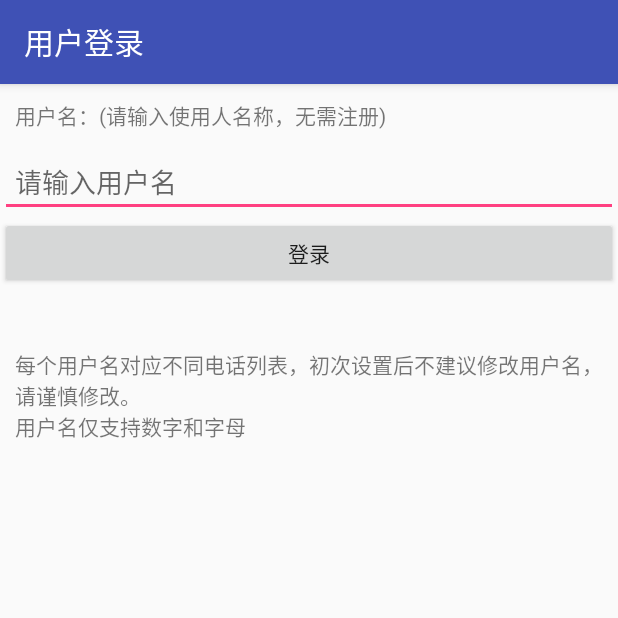
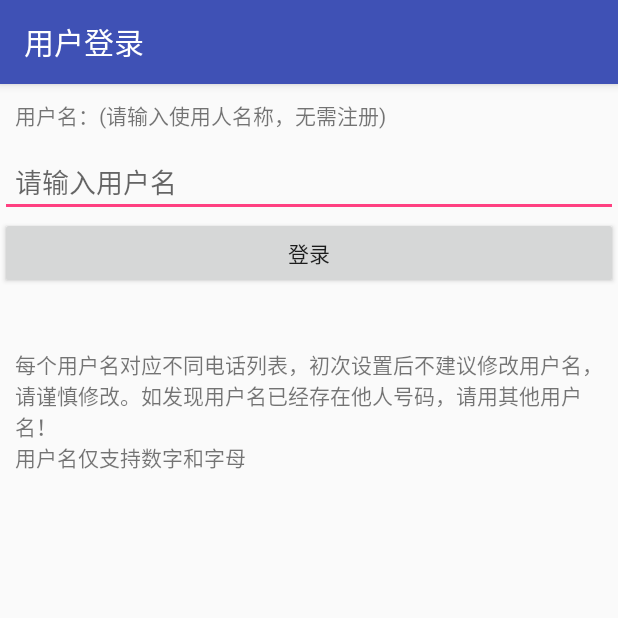
Before and after one commit to c2xxx/TelBook, an Android app: the screen it shows after launch (ReNameActivity before the commit, LoginByNameActivity after it), on a phone screen of 412 x 824 dp, the top half of it. Run offline under Robolectric (Android 15) with nearby library versions, the phone set to English and light mode, and no system bars; our stand-ins replace ButterKnife; 3 statements that could not run were skipped.

Commit message:
开始更新2018版本

```diff
--- a/app/build.gradle
+++ b/app/build.gradle
@@ -49,5 +49,8 @@ dependencies {
     compile 'com.jakewharton:butterknife:8.0.1'
     apt 'com.jakewharton:butterknife-compiler:8.0.1'
     compile 'com.github.bumptech.glide:glide:3.7.0'
+
+    compile 'com.qianwen:update-app:3.5.2'
+
     compile project(':libchen')
 }
--- a/app/src/main/AndroidManifest.xml
+++ b/app/src/main/AndroidManifest.xml
@@ -45,7 +45,7 @@
         </activity>
         <activity android:name=".activity.AddTelphoneNumberActivity" />
         <activity android:name=".activity.TelephoneDeleteActivity" />
-        <activity android:name=".activity.ReNameActivity" />
+        <activity android:name=".activity.LoginByNameActivity" />
         <activity
             android:name=".activity.CallLogActivity"
             android:parentActivityName=".activity.MainActivity" />
--- /dev/null
+++ b/app/src/main/java/com/chen/telbook/UpdateConfig.json
@@ -0,0 +1,4 @@
+{
+  "describe": "这是用于app检查升级的文件，程序发布后，这个文件提交到github，应用可以检测到这个文件内容，然后根据提示进行升级"
+  "isUpdate": "true"
+}
--- a/app/src/main/java/com/chen/telbook/activity/ReNameActivity.java
+++ b/app/src/main/java/com/chen/telbook/activity/LoginByNameActivity.java
@@ -17,7 +17,7 @@ import butterknife.OnClick;
  * Created by ChenHui on 2016/12/13.
  */
 
-public class ReNameActivity extends BaseActivity {
+public class LoginByNameActivity extends BaseActivity {
     @BindView(R.id.et_rename_name)
     EditText etRenameName;
 
--- a/app/src/main/java/com/chen/telbook/activity/MainActivity.java
+++ b/app/src/main/java/com/chen/telbook/activity/MainActivity.java
@@ -1,13 +1,14 @@
 package com.chen.telbook.activity;
 
 import android.Manifest;
-import android.annotation.SuppressLint;
 import android.app.AlertDialog;
 import android.content.Context;
 import android.content.DialogInterface;
 import android.content.Intent;
+import android.content.pm.PackageManager;
 import android.net.Uri;
 import android.os.Bundle;
+import android.support.v4.app.ActivityCompat;
 import android.support.v7.widget.DefaultItemAnimator;
 import android.support.v7.widget.LinearLayoutManager;
 import android.support.v7.widget.RecyclerView;
@@ -83,6 +84,8 @@ public class MainActivity extends BaseActivity {
         readHelper = new XunFeiVoiceReadHelper(this);
         readHelper.readText(" ");//目的是初始化一次
         checkNewMissCall();
+
+
     }
 
     /**
@@ -184,11 +187,13 @@ public class MainActivity extends BaseActivity {
      *
      * @param tel
      */
-    @SuppressLint("MissingPermission")
     private void doCall(String tel) {
         boolean hasPermission = PermissionHelper.check(this, permission_call_phone);
         if (hasPermission) {
             Intent intent = new Intent(Intent.ACTION_CALL, Uri.parse("tel:" + tel));
+            if (ActivityCompat.checkSelfPermission(this, Manifest.permission.CALL_PHONE) != PackageManager.PERMISSION_GRANTED) {
+                return;
+            }
             startActivity(intent);
         } else {
             ToastUtil.show("没有拨号权限！");
@@ -314,7 +319,7 @@ public class MainActivity extends BaseActivity {
                 startActivityForResult(intent2, REQUEST_DELETE);
                 break;
             case Menu.FIRST + 3:
-                Intent intent3 = new Intent(MainActivity.this, ReNameActivity.class);
+                Intent intent3 = new Intent(MainActivity.this, LoginByNameActivity.class);
                 startActivityForResult(intent3, REQUEST_RENAME);
                 break;
         }
@@ -326,7 +331,7 @@ public class MainActivity extends BaseActivity {
         super.onResume();
         if (Constants.isUserNameEmpty()) {
             ToastUtil.show("请登录~~~");
-            Intent intent3 = new Intent(MainActivity.this, ReNameActivity.class);
+            Intent intent3 = new Intent(MainActivity.this, LoginByNameActivity.class);
             startActivityForResult(intent3, REQUEST_RENAME);
         }
 
--- a/app/src/main/java/com/chen/telbook/constants/Constants.java
+++ b/app/src/main/java/com/chen/telbook/constants/Constants.java
@@ -9,7 +9,10 @@ import com.chen.telbook.helper.SharedPerferencesHelper;
  */
 
 public class Constants {
-    public static final String HOST = "http://7xsiih.com2.z0.glb.clouddn.com/";
+    public static final String spaceName = "telbook";
+    public static final String accressKey = "VZtEbyKjgZSANKSfObSqXMeaRocby1zf5wseyF_V";
+    public static final String secretKey = "_TaNRS6TEOhrSWV_tq00s1JJ_HlkhOfhB9gRb70Z";
+    public static final String HOST = "http://telbook.qiniu.happy1day.com/";
     public static String USER_NAME = "";
     public static String USER_BOOK_FILE_NAME = USER_NAME + ".xml";
     public static String urlXml = HOST + USER_BOOK_FILE_NAME;
--- a/app/src/main/res/layout/activity_rename.xml
+++ b/app/src/main/res/layout/activity_rename.xml
@@ -29,5 +29,5 @@
         android:layout_height="wrap_content"
         android:layout_marginTop="30dp"
         android:padding="10dp"
-        android:text="每个用户名对应不同电话列表，初次设置后不建议修改用户名，请谨慎修改。\n用户名仅支持数字和字母" />
+        android:text="每个用户名对应不同电话列表，初次设置后不建议修改用户名，请谨慎修改。如发现用户名已经存在他人号码，请用其他用户名！\n用户名仅支持数字和字母" />
 </LinearLayout>
```
Also changed, not shown: app/src/main/java/com/chen/telbook/helper/HttpUtil.java (added, +28 -0 lines), app/src/main/java/com/chen/telbook/helper/TokenHelper.java (+4 -3 lines), app/src/main/java/com/chen/telbook/helper/UpdateHelper.java (added, +54 -0 lines), app/src/main/java/com/chen/telbook/net/BaseRequest.java (+0 -14 lines), app/src/main/java/com/chen/telbook/utils/AppConfig.java (added, +35 -0 lines).
